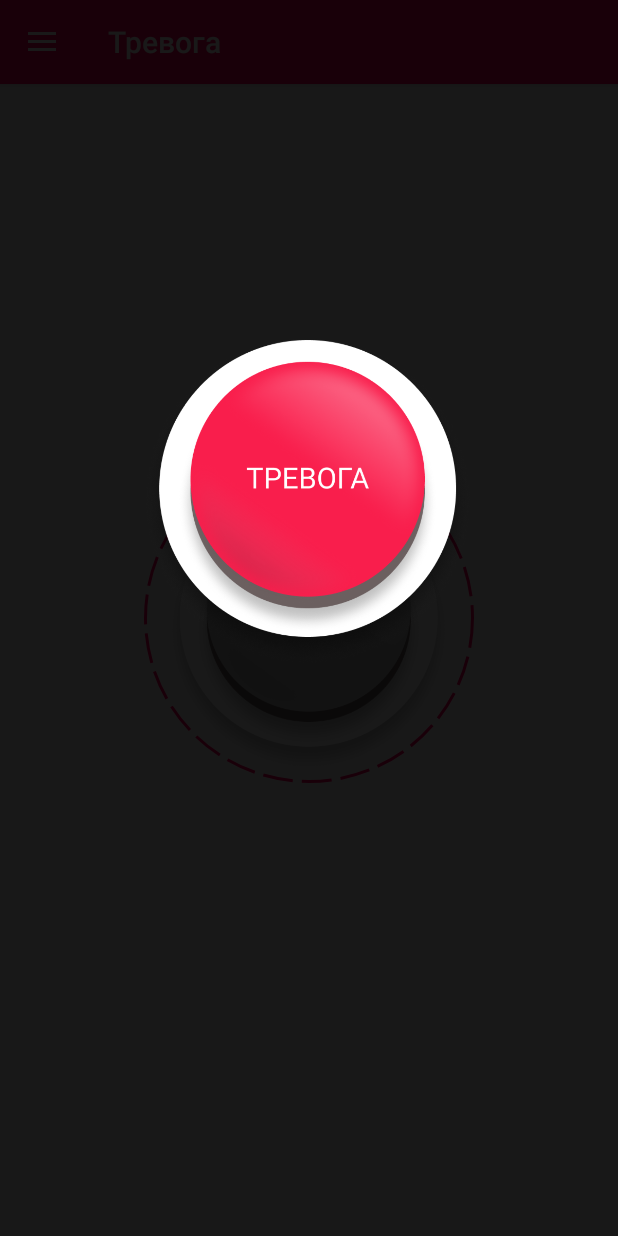
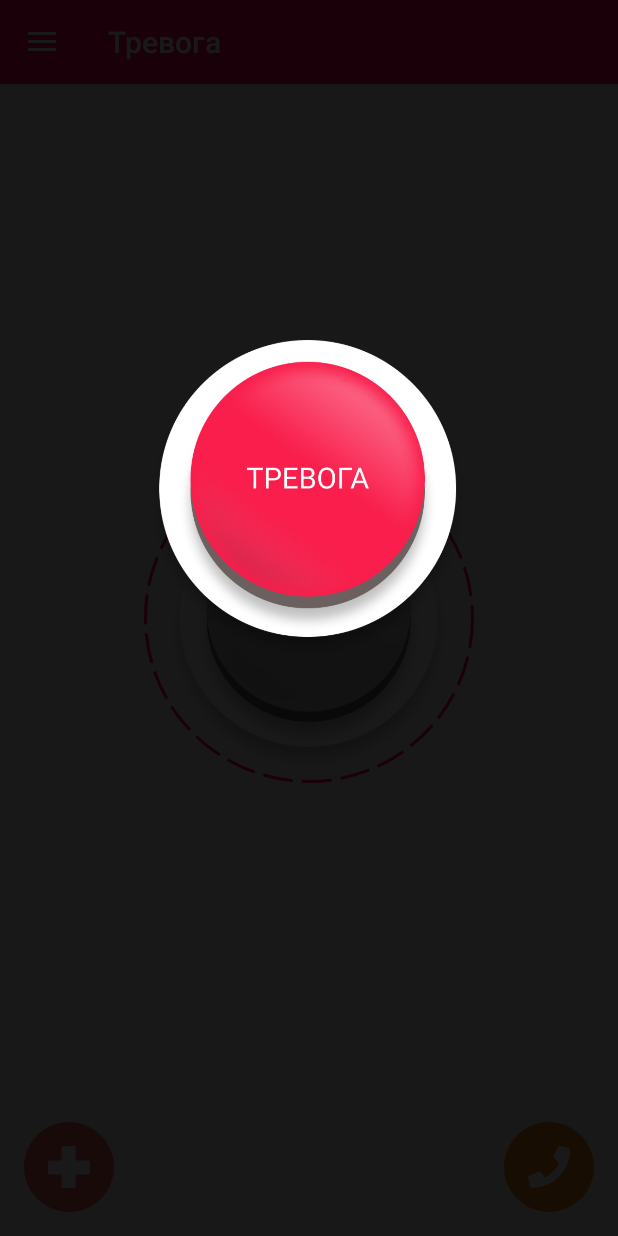
Before and after one commit to Abylayyy/top-security-client, an Android app: the MainActivity screen opened directly, with no data from a screen before it, on a phone screen of 412 x 824 dp. Run offline under Robolectric (Android 15) with nearby library versions, the phone set to English and light mode, and no system bars; our stand-ins replace ButterKnife, CircleImageView, Dagger/Hilt's generated code, RxJava; libraries missing offline, so code that uses them is left out: com.crashlytics.android, com.microblink, io.fabric.sdk, net.gotev.uploadservice; network calls fail; pictures from the network do not load; 1 statement that could not run was skipped.

Commit message:
new btns

```diff
--- a/app/src/main/java/kz/topsecurity/client/helper/Constants.java
+++ b/app/src/main/java/kz/topsecurity/client/helper/Constants.java
@@ -49,6 +49,8 @@ public class Constants {
     public static final String ALERT_CANCELED_ACTION = PACKAGE_NAME+".action.alert_stopped";
     public static final String ASK_TO_TURN_ON_GPS_ACTION = PACKAGE_NAME+".action.ask_gps";
     public static final String ASK_TO_TURN_ON_NETWORK_ACTION = PACKAGE_NAME+".action.ask_network";
+    public static final String CALL_AMBULANCE_ACTION = PACKAGE_NAME +".action.call_ambulance";
+    public static final String REQUEST_CALL_ACTION = PACKAGE_NAME +".action.request_call";
 
     public static final String CLIENT_DEVICE_TYPE = "mobile";
     public static final String CLIENT_DEVICE_PLATFORM_TYPE = "android";
--- a/app/src/main/java/kz/topsecurity/client/presenter/mainPresenter/MainPresenter.java
+++ b/app/src/main/java/kz/topsecurity/client/presenter/mainPresenter/MainPresenter.java
@@ -22,4 +22,8 @@ public interface MainPresenter extends BasePresenter {
     void exitFromApplication(Context context);
 
     void checkPlan();
+
+    void callAmbulance();
+
+    void callMeBack();
 }
--- a/app/src/main/java/kz/topsecurity/client/service/api/ApiService.java
+++ b/app/src/main/java/kz/topsecurity/client/service/api/ApiService.java
@@ -89,7 +89,8 @@ public interface ApiService {
                                                 @Field("alt_barometer") Double alt_barometer,
                                                 @Field("charge") Integer charge,
                                                 @Field("address") String address,
-                                                @Field("timestamp") Integer timestamp);
+                                                @Field("timestamp") Integer timestamp,
+                                                @Field("type") String type);
 
     @POST("client/alert/cancel")
     Observable<CancelAlertResponse> cancelAlert(@Header("Authorization") String token);
--- a/app/src/main/java/kz/topsecurity/client/view/mainView/MainView.java
+++ b/app/src/main/java/kz/topsecurity/client/view/mainView/MainView.java
@@ -4,7 +4,7 @@ import kz.topsecurity.client.model.other.Client;
 import kz.topsecurity.client.view.base.BaseView;
 
 public interface MainView extends BaseView {
-    void onAlert();
+    void onAlert(int type);
     void onCancelAlert();
     void onStopAlert();
     void onAlertIsActive();
--- /dev/null
+++ b/app/src/main/res/drawable/ambulance_btn_bg.xml
@@ -0,0 +1,12 @@
+<?xml version="1.0" encoding="utf-8"?>
+<layer-list xmlns:android="http://schemas.android.com/apk/res/android">
+    <item >
+        <shape android:shape="oval">
+            <solid android:color="@color/colorLightRed"/>
+            <size android:width="120dp" android:height="120dp"/>
+        </shape>
+    </item>
+    <item android:drawable="@drawable/ic_cross" android:top="16dp" android:bottom="16dp" android:left="16dp" android:right="16dp">
+
+    </item>
+</layer-list>
--- /dev/null
+++ b/app/src/main/res/drawable/call_me_back_btn_bg.xml
@@ -0,0 +1,12 @@
+<?xml version="1.0" encoding="utf-8"?>
+<layer-list xmlns:android="http://schemas.android.com/apk/res/android">
+    <item >
+        <shape android:shape="oval">
+            <solid android:color="@color/colorPrimary"/>
+            <size android:width="120dp" android:height="120dp"/>
+        </shape>
+    </item>
+    <item android:drawable="@drawable/ic_call" android:top="16dp" android:bottom="16dp" android:left="16dp" android:right="16dp">
+
+    </item>
+</layer-list>
--- /dev/null
+++ b/app/src/main/res/drawable/ic_call.xml
@@ -0,0 +1,4 @@
+<vector android:height="24dp" android:viewportHeight="90"
+    android:viewportWidth="90" android:width="24dp" xmlns:android="http://schemas.android.com/apk/res/android">
+    <path android:fillColor="#ffffff" android:pathData="M86.6604,4.2928C87.715,4.4688 88.4181,4.9968 89.1212,5.7007C89.6485,6.5807 90,7.4606 90,8.3406C90,23.1237 86.3089,36.851 78.9267,49.5223C71.5444,61.8416 61.8772,71.697 49.5735,78.9126C36.9183,86.3042 23.2084,90 8.4439,90C7.3893,90 6.5105,89.824 5.8074,89.12C4.9286,88.5921 4.4013,87.7121 4.4013,86.6562L0.1829,68.3532C-0.1686,67.4733 0.0071,66.5933 0.5344,65.5374C0.886,64.6574 1.589,63.9535 2.6436,63.6015L22.3296,55.154C23.0326,54.802 23.9115,54.802 24.9661,54.978C25.8449,55.154 26.548,55.6819 27.2511,56.3859L35.8637,66.9453C42.7186,63.7775 48.8704,59.5537 54.1435,54.098C59.4165,48.8183 63.8107,42.6587 66.9745,35.795L56.4284,26.9955C55.7254,26.4676 55.1981,25.7636 55.0223,24.8837C54.6708,24.0037 54.8465,23.1237 55.1981,22.0678L63.6349,2.3569C63.9864,1.653 64.5137,0.949 65.5683,0.421C66.4472,0.069 67.326,-0.1069 68.3806,0.069L86.6604,4.2928Z"/>
+</vector>
--- /dev/null
+++ b/app/src/main/res/drawable/ic_cross.xml
@@ -0,0 +1,4 @@
+<vector android:height="24dp" android:viewportHeight="120"
+    android:viewportWidth="120" android:width="24dp" xmlns:android="http://schemas.android.com/apk/res/android">
+    <path android:fillColor="#ffffff" android:fillType="evenOdd" android:pathData="M78.666,4C78.666,1.791 76.875,0 74.666,0H42.666C40.457,0 38.666,1.791 38.666,4V37.333C38.666,39.542 36.875,41.333 34.666,41.333H4C1.791,41.333 0,43.124 0,45.333V77.333C0,79.542 1.791,81.333 4,81.333H34.666C36.875,81.333 38.666,83.124 38.666,85.333V116C38.666,118.209 40.457,120 42.666,120H74.666C76.875,120 78.666,118.209 78.666,116V85.333C78.666,83.124 80.457,81.333 82.666,81.333H116C118.209,81.333 120,79.542 120,77.333V45.333C120,43.124 118.209,41.333 116,41.333H82.666C80.457,41.333 78.666,39.542 78.666,37.333V4Z"/>
+</vector>
--- a/app/src/main/res/layout/content_main.xml
+++ b/app/src/main/res/layout/content_main.xml
@@ -75,6 +75,28 @@
             app:layout_constraintTop_toTopOf="parent" />
 
         <Button
+            android:id="@+id/btn_call_ambulance"
+            android:background="@drawable/ambulance_btn_bg"
+            android:layout_width="60dp"
+            android:layout_height="60dp"
+            android:layout_marginStart="16dp"
+            android:layout_marginLeft="16dp"
+            android:layout_marginBottom="16dp"
+            app:layout_constraintBottom_toBottomOf="parent"
+            app:layout_constraintStart_toStartOf="parent" />
+
+        <Button
+            android:id="@+id/btn_call_me_back"
+            android:background="@drawable/call_me_back_btn_bg"
+            android:layout_width="60dp"
+            android:layout_height="60dp"
+            android:layout_marginEnd="16dp"
+            android:layout_marginRight="16dp"
+            android:layout_marginBottom="16dp"
+            app:layout_constraintBottom_toBottomOf="parent"
+            app:layout_constraintEnd_toEndOf="parent" />
+        <Button
+            android:visibility="gone"
             android:id="@+id/btn_minimize_app"
             android:layout_width="match_parent"
             android:layout_height="wrap_content"
--- a/app/src/main/res/values/colors.xml
+++ b/app/src/main/res/values/colors.xml
@@ -4,6 +4,7 @@
     <color name="colorPrimaryDark">#C4C4C4</color>
     <color name="colorAccent">#FF005C</color>
     <color name="colorSecondaryRed">#ff0000</color>
+    <color name="colorLightRed">#FF6267</color>
     <color name="white">#fff</color>
     <color name="gray">#C4C4C4</color>
     <color name="black">#000</color>
```
Also changed, not shown: app/src/main/java/kz/topsecurity/client/domain/MainScreen/MainActivity.java (+60 -6 lines), app/src/main/java/kz/topsecurity/client/presenter/mainPresenter/MainPresenterImpl.java (+17 -1 lines), app/src/main/java/kz/topsecurity/client/service/trackingService/TrackingService.java (+16 -0 lines), app/src/main/java/kz/topsecurity/client/service/trackingService/TrackingServicePresenterImpl.java (+19 -1 lines), app/src/main/res/drawable/cancel_alert_btn_bg.xml (line endings or trailing spaces).
